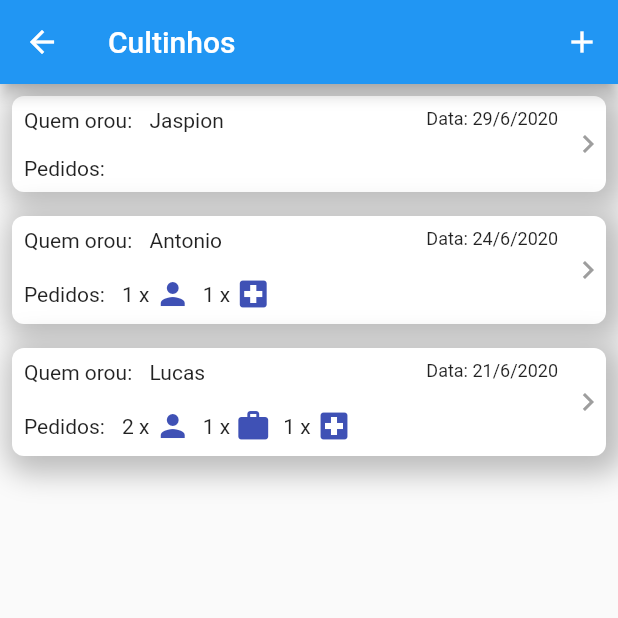
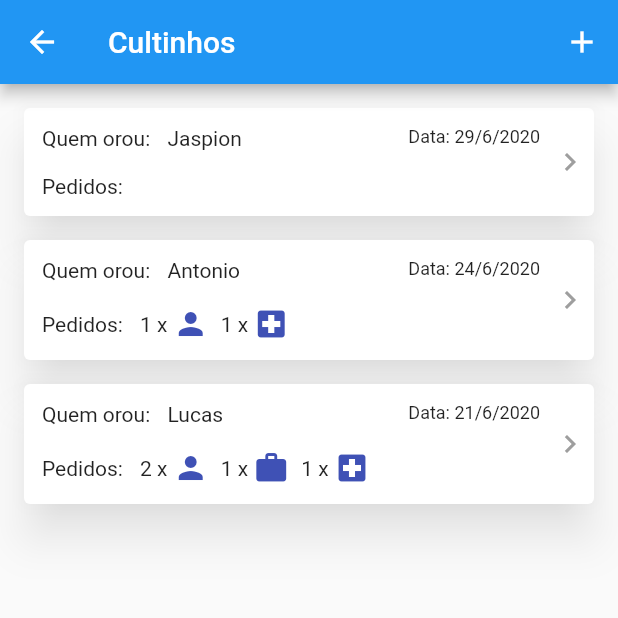
Before and after one commit to 1ucas/culto-domestico-app, a Flutter app: the CultinhosPage screen opened directly, on a phone screen of 412 x 824 dp, the top half of it. Run offline on Flutter 3.47's test engine with Material 2 defaults, Android fonts, the light colour scheme and no system bars.

Commit message:
Usando elemento Card para a lista

```diff
--- a/lib/app/cultinhos/ui/cultinho_list_tile.dart
+++ b/lib/app/cultinhos/ui/cultinho_list_tile.dart
@@ -69,23 +69,7 @@ class CultinhoListTile extends StatelessWidget {
   }
 
   Widget _buildContent() {
-    return InkWell(
-      onTap: () {},
-      child: Container(
-        decoration: BoxDecoration(
-            borderRadius: const BorderRadius.all(Radius.circular(16.0)),
-            boxShadow: <BoxShadow>[
-              BoxShadow(
-                  color: Colors.grey[400],
-                  offset: const Offset(4, 4),
-                  blurRadius: 16),
-            ]),
-        padding: EdgeInsets.all(8.0),
-        child: ClipRRect(
-          borderRadius: const BorderRadius.all(Radius.circular(8.0)),
-          child: Container(
-            color: Colors.white,
-            child: Row(
+    return Row(
       children: [
         Expanded(
             child: Column(
@@ -93,20 +77,19 @@ class CultinhoListTile extends StatelessWidget {
         )),
         Icon(Icons.chevron_right, color: Colors.grey),
       ],
-            ),
-          ),
-        ),
-      ),
     );
   }
 
   Widget _buildPedidos() {
     var pedidosTransformados = <PedidoOracao>[];
     cultinho.pedidosOracao.forEach((element) {
-      pedidosTransformados.add(PedidoOracao(categoria: element.categoria, severidade: null, texto: ""));
+      pedidosTransformados.add(PedidoOracao(
+          categoria: element.categoria, severidade: null, texto: ""));
     });
     var pedidosUnicos = pedidosTransformados.toSet().toList();
-    var quantidades = pedidosUnicos.map((pedidoUnico) => pedidosTransformados.where((pedido) => pedido.categoria == pedidoUnico.categoria).length);
+    var quantidades = pedidosUnicos.map((pedidoUnico) => pedidosTransformados
+        .where((pedido) => pedido.categoria == pedidoUnico.categoria)
+        .length);
     return Padding(
       padding: const EdgeInsets.only(left: 8.0),
       child: Padding(
@@ -129,6 +112,20 @@ class CultinhoListTile extends StatelessWidget {
 
   @override
   Widget build(BuildContext context) {
-    return _buildContent();
+    return Card(
+      margin: EdgeInsets.only(left: 16.0, right: 16.0, top: 16.0),
+      shadowColor: Colors.black45,
+      elevation: 12.0,
+      child: InkWell(
+        splashColor: Colors.blue.withAlpha(30),
+        onTap: () {
+          print('Card tapped.');
+        },
+        child: Padding(
+          padding: const EdgeInsets.all(4.0),
+          child: _buildContent(),
+        ),
+      ),
+    );
   }
 }
--- a/lib/app/cultinhos/ui/detalhes_cultinho_page.dart
+++ b/lib/app/cultinhos/ui/detalhes_cultinho_page.dart
@@ -9,7 +9,10 @@ class DetalhesCultinhoPage extends StatelessWidget {
   const DetalhesCultinhoPage({Key key, this.cultinho}) : super(key: key);
 
   Widget _buildContents() {
-    return Container();
+    return Card(
+      shadowColor: Colors.black38,
+      child: Container(color: Colors.black26,),
+    );
   }
 
   @override
```
Lines whose indentation alone changed are shown as unchanged.
